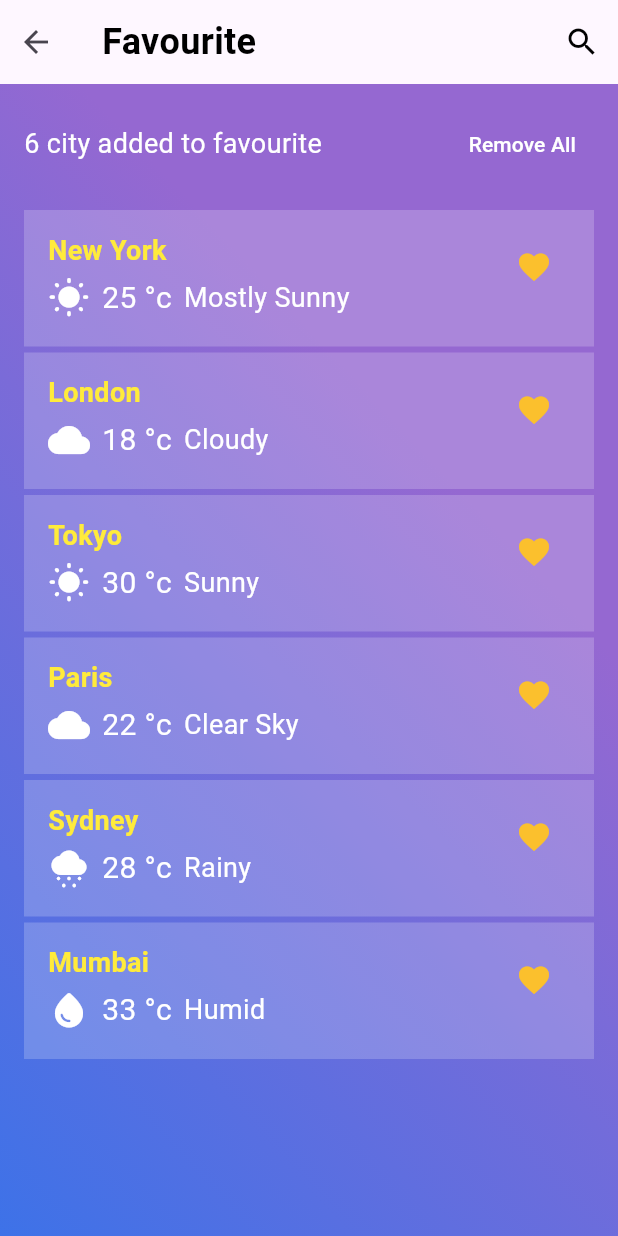
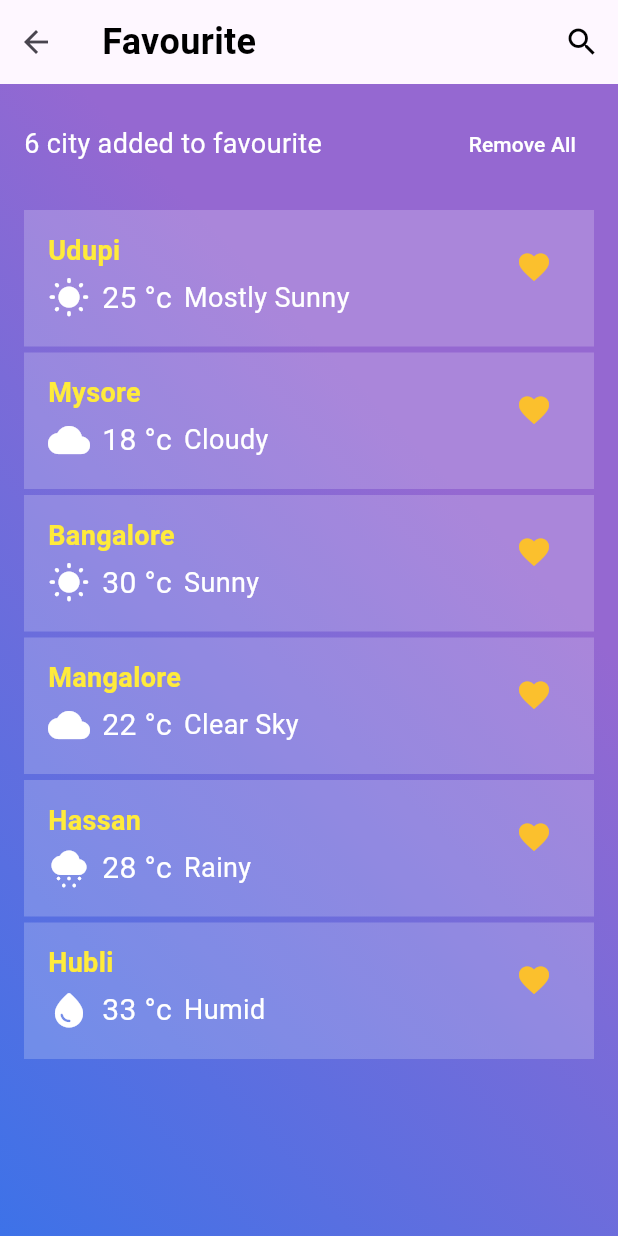
Before and after one commit to vaishnavbhat05/weather_app, a Flutter app: the screen it shows after launch, in the side drawer, after a tap on "Favourites", on a phone screen of 412 x 824 dp. Run offline on Flutter 3.47's test engine with Material 3 defaults, Android fonts, the phone set to English and light mode, and no system bars; our stand-ins replace sqflite; accounts and stored records are empty.

```diff
--- a/lib/screens/favourite_screen.dart
+++ b/lib/screens/favourite_screen.dart
@@ -9,14 +9,13 @@ class FavouriteScreen extends StatefulWidget {
 }
 
 class _FavouriteScreenState extends State<FavouriteScreen> {
-  // Example data for favorite cities
   List<Map<String, dynamic>> favoriteCities = [
-    {'name': 'New York', 'temp': '25 °', 'description': 'Mostly Sunny'},
-    {'name': 'London', 'temp': '18 °', 'description': 'Cloudy'},
-    {'name': 'Tokyo', 'temp': '30 °', 'description': 'Sunny'},
-    {'name': 'Paris', 'temp': '22 °', 'description': 'Clear Sky'},
-    {'name': 'Sydney', 'temp': '28 °', 'description': 'Rainy'},
-    {'name': 'Mumbai', 'temp': '33 °', 'description': 'Humid'},
+    {'name': 'Udupi', 'temp': '25 °', 'description': 'Mostly Sunny'},
+    {'name': 'Mysore', 'temp': '18 °', 'description': 'Cloudy'},
+    {'name': 'Bangalore', 'temp': '30 °', 'description': 'Sunny'},
+    {'name': 'Mangalore', 'temp': '22 °', 'description': 'Clear Sky'},
+    {'name': 'Hassan', 'temp': '28 °', 'description': 'Rainy'},
+    {'name': 'Hubli', 'temp': '33 °', 'description': 'Humid'},
   ];
 
   IconData getWeatherIcon(String description) {
--- a/lib/screens/recent_search_screen.dart
+++ b/lib/screens/recent_search_screen.dart
@@ -10,12 +10,12 @@ class RecentSearchScreen extends StatefulWidget {
 
 class _RecentSearchScreenState extends State<RecentSearchScreen> {
   List<Map<String, dynamic>> recentSearches = [
-    {'name': 'New York', 'temp': '25°', 'description': 'Mostly Sunny'},
-    {'name': 'London', 'temp': '18°', 'description': 'Cloudy'},
-    {'name': 'Tokyo', 'temp': '30°', 'description': 'Sunny'},
-    {'name': 'Paris', 'temp': '22°', 'description': 'Clear Sky'},
-    {'name': 'Sydney', 'temp': '28°', 'description': 'Rainy'},
-    {'name': 'Mumbai', 'temp': '33°', 'description': 'Humid'},
+    {'name': 'Udupi', 'temp': '25 °', 'description': 'Mostly Sunny'},
+    {'name': 'Mysore', 'temp': '18 °', 'description': 'Cloudy'},
+    {'name': 'Bangalore', 'temp': '30 °', 'description': 'Sunny'},
+    {'name': 'Mangalore', 'temp': '22 °', 'description': 'Clear Sky'},
+    {'name': 'Hassan', 'temp': '28 °', 'description': 'Rainy'},
+    {'name': 'Hubli', 'temp': '33 °', 'description': 'Humid'},
   ];
 
   // Function to return different icons based on weather description
```
